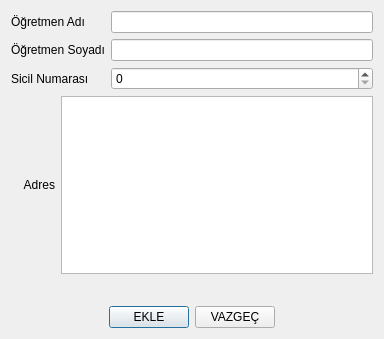
The window that Gorsel/formlar/veriGiris/ogretmengiris.ui (sadededeoglu/okulprojesi) describes before a commit, drawn with Qt 5.
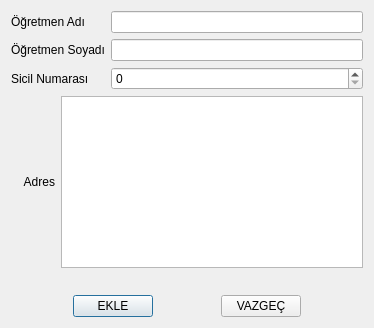
The same window after the commit. Icons and pictures are not drawn.

Diff of the .ui file:
```diff
--- a/Gorsel/formlar/veriGiris/ogretmengiris.ui
+++ b/Gorsel/formlar/veriGiris/ogretmengiris.ui
@@ -6,8 +6,8 @@
    <rect>
     <x>0</x>
     <y>0</y>
-    <width>384</width>
-    <height>339</height>
+    <width>374</width>
+    <height>328</height>
    </rect>
   </property>
   <property name="minimumSize">
@@ -16,6 +16,12 @@
     <height>221</height>
    </size>
   </property>
+  <property name="maximumSize">
+   <size>
+    <width>374</width>
+    <height>328</height>
+   </size>
+  </property>
   <property name="windowTitle">
    <string>ÖĞRETMEN EKLE</string>
   </property>
@@ -46,6 +52,19 @@
        </property>
       </widget>
      </item>
+     <item>
+      <spacer name="horizontalSpacer_3">
+       <property name="orientation">
+        <enum>Qt::Horizontal</enum>
+       </property>
+       <property name="sizeHint" stdset="0">
+        <size>
+         <width>40</width>
+         <height>20</height>
+        </size>
+       </property>
+      </spacer>
+     </item>
      <item>
       <widget class="QPushButton" name="vazgec">
        <property name="text">
```
